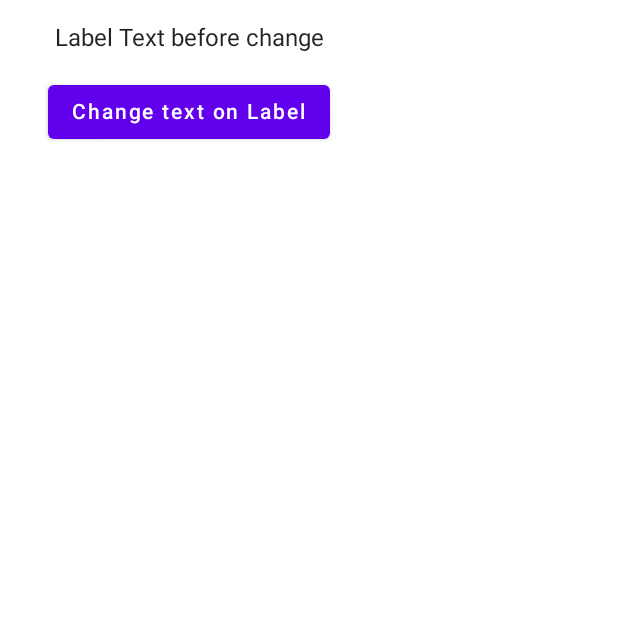
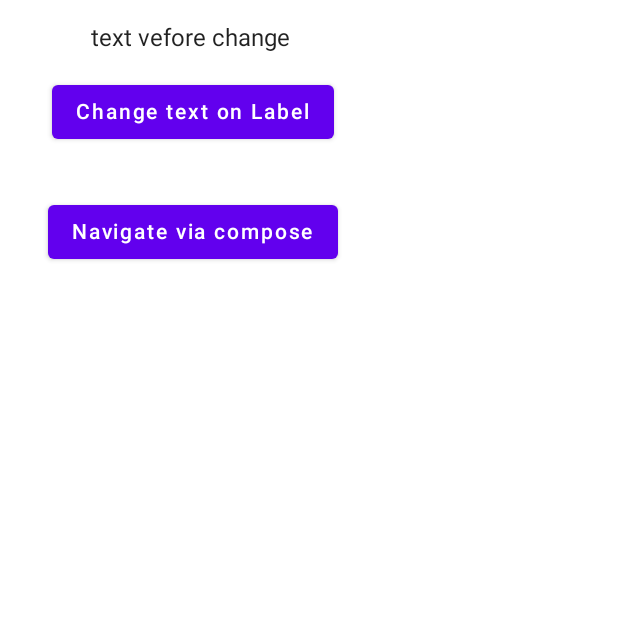
Before and after one commit to audiserg/loglord, an Android app built with Jetpack Compose: the screen it shows after launch (MainActivity), on a phone screen of 412 x 824 dp, the top half of it. Run offline under Robolectric (Android 15) with nearby library versions, the phone set to English and light mode, and no system bars.

Commit message:
Added various join points

```diff
--- a/app/src/main/java/com/example/demoaopcompose/MainActivity.kt
+++ b/app/src/main/java/com/example/demoaopcompose/MainActivity.kt
@@ -5,17 +5,18 @@ import androidx.activity.ComponentActivity
 import androidx.activity.compose.setContent
 import androidx.compose.foundation.layout.Column
 import androidx.compose.foundation.layout.padding
-import androidx.compose.material.Button
-import androidx.compose.material.MaterialTheme
-import androidx.compose.material.Surface
-import androidx.compose.material.Text
+import androidx.compose.material.*
 import androidx.compose.runtime.*
 import androidx.compose.ui.Alignment
 import androidx.compose.ui.Modifier
 import androidx.compose.ui.unit.dp
+import androidx.navigation.NavHostController
+import androidx.navigation.compose.NavHost
+import androidx.navigation.compose.composable
+import androidx.navigation.compose.rememberNavController
 import com.example.demoaopcompose.aspect.LogAOP
 import com.example.demoaopcompose.ui.theme.DemoaopcomposeTheme
-@LogAOP
+
 class MainActivity : ComponentActivity() {
     override fun onCreate(savedInstanceState: Bundle?) {
         super.onCreate(savedInstanceState)
@@ -23,32 +24,71 @@ class MainActivity : ComponentActivity() {
 
             DemoaopcomposeTheme {
                 // A surface container using the 'background' color from the theme
-                Surface(color = MaterialTheme.colors.background) {
-                    UI.Greeting("main") {
-                        println("button clicked")
-                    }
+                Nav.navigator()
+            }
+        }
+    }
+}
+// @LogAOP
+object Nav {
+    // @LogAOP
+    lateinit var navController: NavHostController
+
+    @Composable
+    fun navigator() {
+        navController = rememberNavController()
+        NavHost(navController = navController, startDestination = "first") {
+            composable("first") { UI.mainPageOne("text vefore change ", navController) }
+            composable("second") { UI.secondPage(/*...*/) }
+            /*...*/
+        }
+    }
+}
+@LogAOP
+object UI {
+    @Composable
+    // @LogAOP
+    fun mainPageOne(text: String, navController: NavHostController) {
+        var textlabel by remember { mutableStateOf(text) }
+
+        mainContent(
+            textlabel,
+            { textlabel = "Text after change" }
+        ) { navController.navigate("second") }
+    }
+
+    @Composable
+    private fun mainContent(
+        textlabel: String,
+        b1ClickListener: () -> Unit,
+        b2ClickListener: () -> Unit
+    ) {
+        // The answer is no. AspectJ cannot intercept read/write operations on local variables, only on members.
+        var textlabel1 = textlabel
+        Column(
+            horizontalAlignment = Alignment.CenterHorizontally,
+            modifier = Modifier.padding(16.dp)
+        ) {
+            Text(text = textlabel1)
+            Button(onClick = b1ClickListener, modifier = Modifier.padding(all = 16.dp)) {
+                Text("Change text on Label")
+                textlabel1 = "serg"
+            }
+            Button(onClick = b2ClickListener, modifier = Modifier.padding(all = 16.dp)) {
+                Text("Navigate via compose")
+            }
+        }
+    }
+
+    @Composable
+    fun secondPage() {
+        Scaffold {
+            Surface {
+
+                Column(horizontalAlignment = Alignment.CenterHorizontally) {
+                    Text("SecondPage")
                 }
             }
         }
     }
 }
-
-@LogAOP
-object UI {
-    @Composable
-    fun Greeting(text: String, onclick: () -> Unit) {
-        var textlabel by remember { mutableStateOf("Label Text before change") }
-
-        mainPage(textlabel, { textlabel = "Text after change" })
-    }
-    @Composable
-    private fun mainPage(textlabel: String, block: () -> Unit) {
-        var textlabel1 = textlabel
-        Column(horizontalAlignment = Alignment.CenterHorizontally, modifier = Modifier.padding(16.dp)) {
-            Text(text = textlabel1)
-            Button(onClick = block, modifier = Modifier.padding(all = 16.dp)) {
-                Text("Change text on Label")
-            }
-        }
-    }
-}
```
Also changed, not shown: app/build.gradle (+7 -4 lines), app/src/main/java/com/example/demoaopcompose/aspect/LogAspect.kt (+12 -3 lines).
